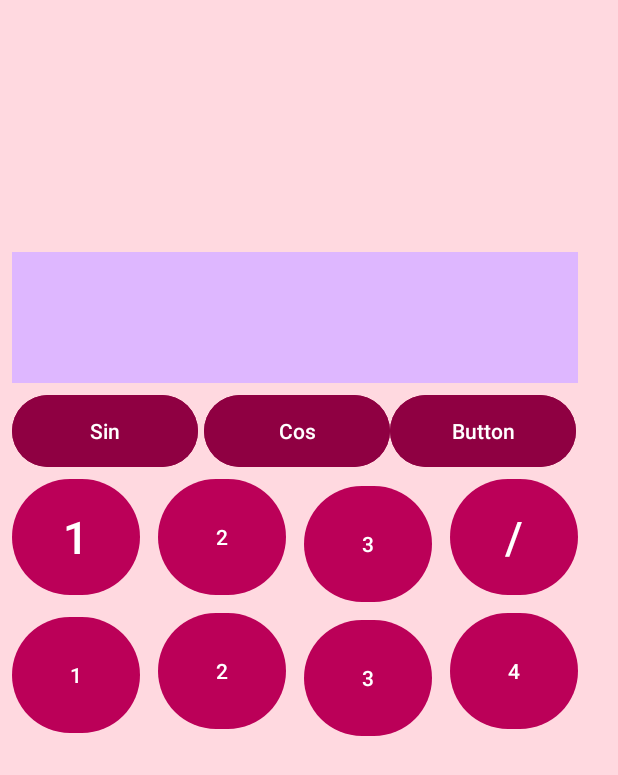
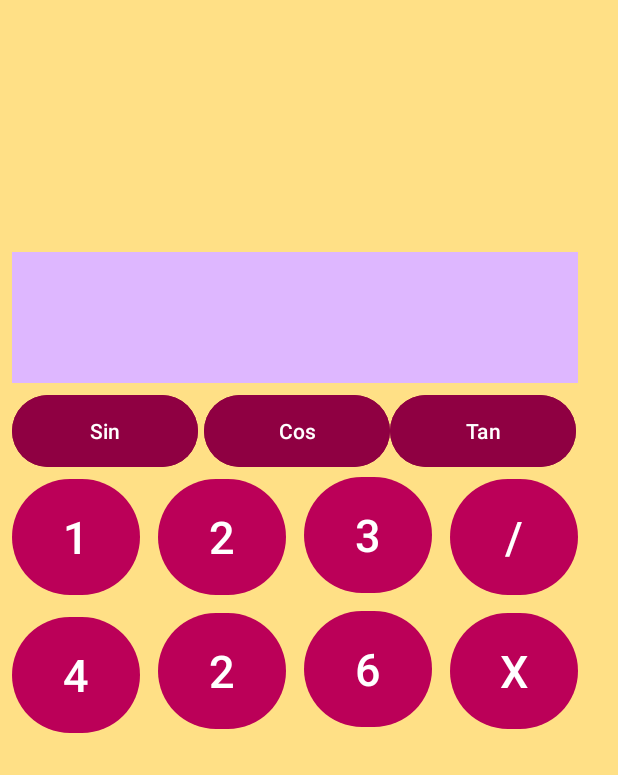
Before and after one commit to Nnethra13/CalculatorAppNattami, an Android app: the screen it shows after launch (MainActivity), on a phone screen of 412 x 824 dp. Shown: the top 775 px of the screen. Run offline under Robolectric (Android 15) with nearby library versions, the phone set to English and light mode, and no system bars.

Commit message:
made a common style for all the buttons

```diff
--- a/app/src/main/res/layout/activity_main.xml
+++ b/app/src/main/res/layout/activity_main.xml
@@ -4,34 +4,21 @@
     xmlns:tools="http://schemas.android.com/tools"
     android:layout_width="match_parent"
     android:layout_height="match_parent"
-    android:background="@color/md_theme_dark_onPrimaryContainer"
+    android:background="@color/md_theme_dark_onSurface"
     tools:context=".MainActivity">
 
     <Button
-        android:id="@+id/button3"
-        android:layout_width="85dp"
-        android:layout_height="85dp"
-        android:layout_marginStart="12dp"
-        android:text="3"
-        app:layout_constraintBottom_toBottomOf="parent"
-        app:layout_constraintStart_toEndOf="@+id/button2"
-        app:layout_constraintTop_toBottomOf="@+id/InputEditText"
-        app:layout_constraintVertical_bias="0.134" />
-
-    <Button
-        android:id="@+id/button7"
-        android:layout_width="85dp"
-        android:layout_height="85dp"
-        android:layout_marginStart="12dp"
-        android:layout_marginTop="4dp"
-        android:text="3"
-        app:layout_constraintStart_toEndOf="@+id/button6"
-        app:layout_constraintTop_toBottomOf="@+id/button3" />
+        android:id="@+id/button1"
+        style="@style/NattamiButtons"
+        android:layout_marginStart="8dp"
+        android:layout_marginTop="60dp"
+        android:text="1"
+        app:layout_constraintStart_toStartOf="parent"
+        app:layout_constraintTop_toBottomOf="@+id/InputEditText" />
 
     <Button
         android:id="@+id/button2"
-        android:layout_width="85dp"
-        android:layout_height="85dp"
+        style="@style/NattamiButtons"
         android:layout_marginStart="12dp"
         android:layout_marginTop="60dp"
         android:text="2"
@@ -39,54 +26,60 @@
         app:layout_constraintTop_toBottomOf="@+id/InputEditText" />
 
     <Button
-        android:id="@+id/button6"
-        android:layout_width="85dp"
-        android:layout_height="85dp"
+        android:id="@+id/button3"
+        style="@style/NattamiButtons"
+        android:layout_marginStart="12dp"
+        android:text="3"
+        app:layout_constraintBottom_toBottomOf="parent"
+        app:layout_constraintStart_toEndOf="@+id/button2"
+        app:layout_constraintTop_toBottomOf="@+id/InputEditText"
+        app:layout_constraintVertical_bias="0.122" />
+
+    <Button
+        android:id="@+id/button4"
+        style="@style/NattamiButtons"
+        android:layout_marginStart="8dp"
+        android:layout_marginTop="92dp"
+        android:text="4"
+        app:layout_constraintStart_toStartOf="parent"
+        app:layout_constraintTop_toTopOf="@+id/button1" />
+
+
+
+    <Button
+        android:id="@+id/button5"
+        style="@style/NattamiButtons"
         android:layout_marginStart="12dp"
         android:layout_marginTop="4dp"
         android:text="2"
-        app:layout_constraintStart_toEndOf="@+id/button5"
+        app:layout_constraintStart_toEndOf="@+id/button4"
         app:layout_constraintTop_toBottomOf="@+id/button2" />
 
-    <Button
-        android:id="@+id/button1"
-        android:layout_width="85dp"
-        android:layout_height="85dp"
-        android:layout_marginStart="8dp"
-        android:layout_marginTop="60dp"
-        android:text="1"
-        app:layout_constraintStart_toStartOf="parent"
-        app:layout_constraintTop_toBottomOf="@+id/InputEditText"
-        android:textSize="@dimen/buttonFont"/>
 
     <Button
-        android:id="@+id/button5"
-        android:layout_width="85dp"
-        android:layout_height="85dp"
-        android:layout_marginStart="8dp"
-        android:layout_marginTop="92dp"
-        android:text="1"
-        app:layout_constraintStart_toStartOf="parent"
-        app:layout_constraintTop_toTopOf="@+id/button1" />
+        android:id="@+id/button7"
+        style="@style/NattamiButtons"
+        android:layout_marginStart="12dp"
+        android:layout_marginTop="4dp"
+        android:text="6"
+        app:layout_constraintStart_toEndOf="@+id/button5"
+        app:layout_constraintTop_toBottomOf="@+id/button3" />
 
     <Button
         android:id="@+id/divideButton"
-        android:layout_width="85dp"
-        android:layout_height="85dp"
+        style="@style/NattamiButtons"
         android:layout_marginStart="12dp"
         android:layout_marginTop="60dp"
         android:text="/"
-        android:textSize="30sp"
         app:layout_constraintStart_toEndOf="@+id/button3"
         app:layout_constraintTop_toBottomOf="@+id/InputEditText" />
 
     <Button
-        android:id="@+id/button8"
-        android:layout_width="85dp"
-        android:layout_height="85dp"
+        android:id="@+id/multiplyButton"
+        style="@style/NattamiButtons"
         android:layout_marginStart="12dp"
         android:layout_marginTop="4dp"
-        android:text="4"
+        android:text="X"
         app:layout_constraintStart_toEndOf="@+id/button7"
         app:layout_constraintTop_toBottomOf="@+id/divideButton" />
 
@@ -115,29 +108,31 @@
         android:layout_height="56dp"
         android:layout_marginStart="8dp"
         android:layout_marginTop="4dp"
+        android:backgroundTint="@color/md_theme_dark_primaryContainer"
         android:text="Sin"
         app:layout_constraintStart_toStartOf="parent"
-        app:layout_constraintTop_toBottomOf="@+id/InputEditText"
-        android:backgroundTint="@color/md_theme_dark_primaryContainer"/>
+        app:layout_constraintTop_toBottomOf="@+id/InputEditText" />
+
     <Button
         android:id="@+id/cosButton"
         android:layout_width="124dp"
         android:layout_height="56dp"
         android:layout_marginStart="4dp"
         android:layout_marginTop="4dp"
+        android:backgroundTint="@color/md_theme_dark_primaryContainer"
         android:text="Cos"
         app:layout_constraintStart_toEndOf="@+id/sinButton"
-        app:layout_constraintTop_toBottomOf="@+id/InputEditText"
-        android:backgroundTint="@color/md_theme_dark_primaryContainer" />
+        app:layout_constraintTop_toBottomOf="@+id/InputEditText" />
+
     <Button
         android:id="@+id/tanButton"
         android:layout_width="124dp"
         android:layout_height="56dp"
         android:layout_marginStart="128dp"
         android:layout_marginTop="4dp"
-        android:text="Button"
+        android:backgroundTint="@color/md_theme_dark_primaryContainer"
+        android:text="Tan"
         app:layout_constraintStart_toEndOf="@+id/sinButton"
-        app:layout_constraintTop_toBottomOf="@+id/InputEditText"
-        android:backgroundTint="@color/md_theme_dark_primaryContainer"/>/>
+        app:layout_constraintTop_toBottomOf="@+id/InputEditText" />/>
 
 </androidx.constraintlayout.widget.ConstraintLayout>
--- a/app/src/main/res/values/dimens.xml
+++ b/app/src/main/res/values/dimens.xml
@@ -1,4 +1,6 @@
 <?xml version="1.0" encoding="utf-8"?>
 <resources>
-    <dimen name ="buttonFont">30sp</dimen>
+    <dimen name ="buttonTextSize">30sp</dimen>
+    <dimen name="buttonPadding">10dp</dimen>
+    <dimen name="buttonMargin">12dp</dimen>
 </resources>
--- a/app/src/main/res/values/themes.xml
+++ b/app/src/main/res/values/themes.xml
@@ -32,5 +32,19 @@
 
     </style>
 
-    <style name="Theme.CalculatorAppNattami" parent="Base.Theme.CalculatorAppNattami" />
+    <style name="NattamiButtons" parent = "Widget.Material3.Button">
+        <item name="android:padding">@dimen/buttonPadding</item>
+        <item name="android:layout_width">85dp</item>
+        <item name="android:layout_height">85dp</item>
+        <item name="android:layout_marginStart">@dimen/buttonMargin</item>
+        <item name="android:textSize">@dimen/buttonTextSize</item>
+
+
+
+    </style>
+
+
+
+
 </resources>
+<!--<style name="Theme.CalculatorAppNattami" parent="Base.Theme.CalculatorAppNattami" /> -->
```
